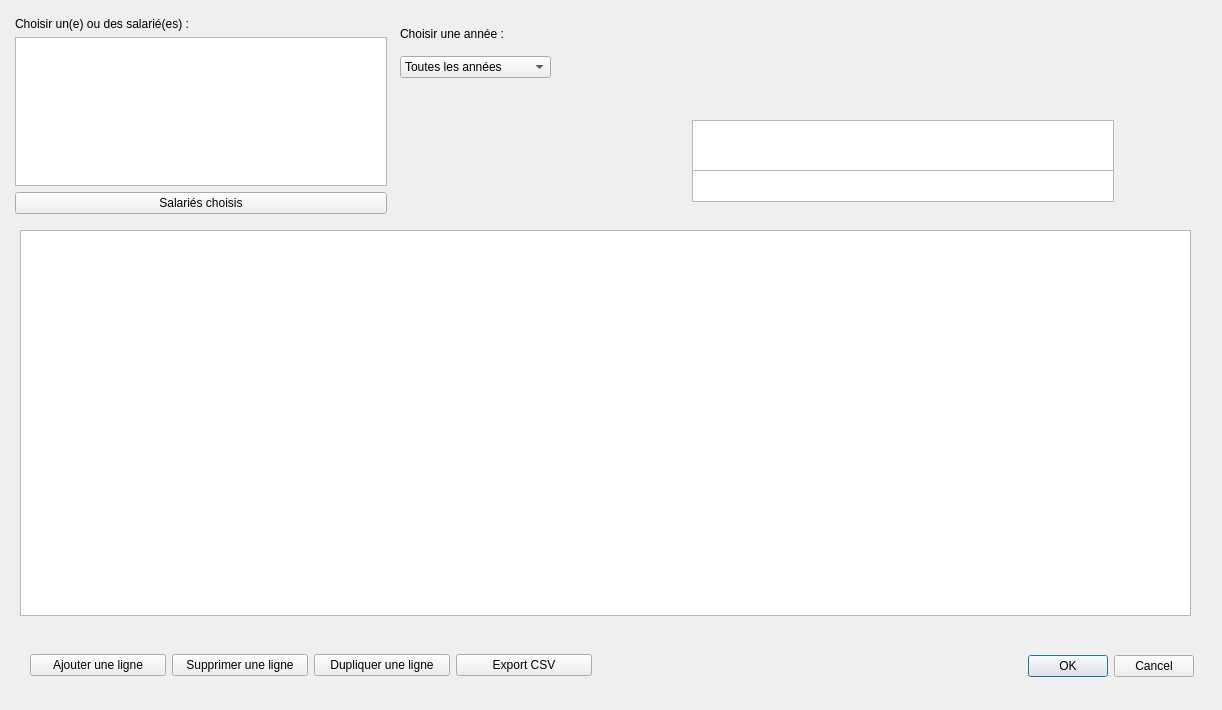
This is ui_bdsuivis_dialog.ui in VincentD/bdtravaux as Qt 5 draws it before an edit. The edited form follows.
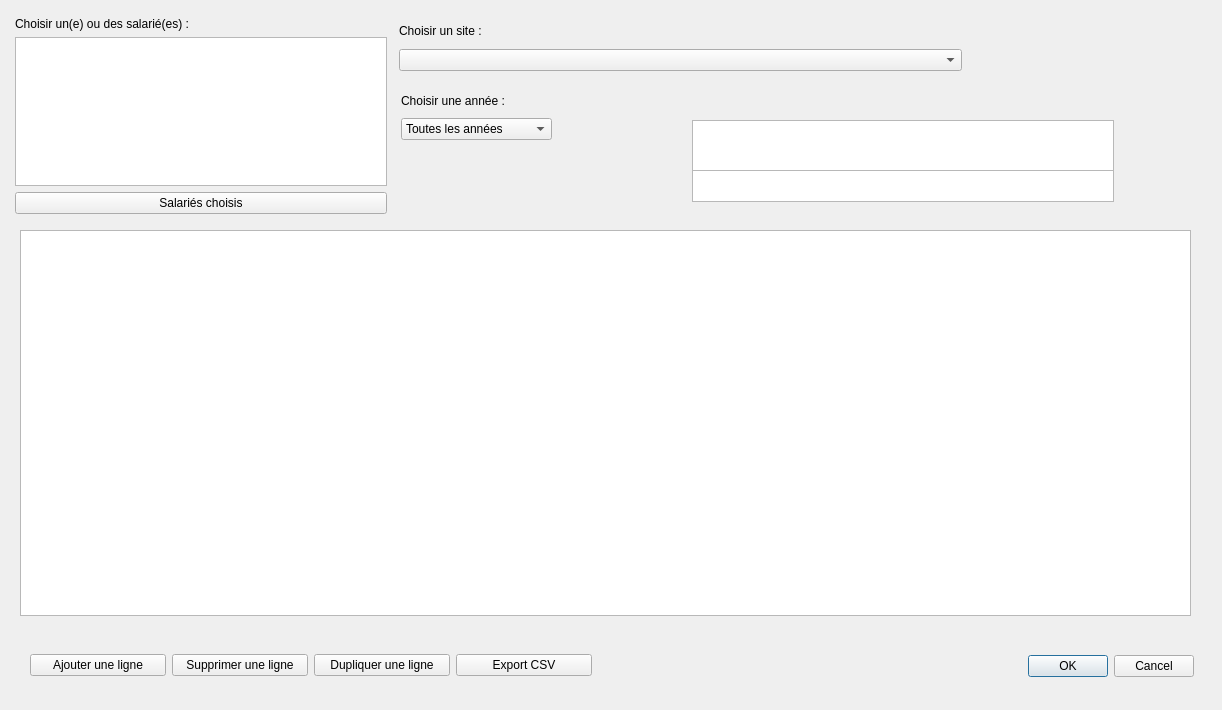
This is the edited form.

Commit message: BD Suivis : ajout et remplissage de cbx_chsite : combobox de choix d'un site Bug corrigé dans le test de longueur des textes saisis

Diff of the .ui file:
```diff
--- a/ui_bdsuivis_dialog.ui
+++ b/ui_bdsuivis_dialog.ui
@@ -145,10 +145,10 @@
   <widget class="QWidget" name="layoutWidget">
    <property name="geometry">
     <rect>
-     <x>400</x>
-     <y>17</y>
+     <x>401</x>
+     <y>90</y>
      <width>151</width>
-     <height>61</height>
+     <height>50</height>
     </rect>
    </property>
    <layout class="QVBoxLayout" name="verticalLayout_2">
@@ -286,6 +286,32 @@
     </item>
    </layout>
   </widget>
+  <widget class="QWidget" name="">
+   <property name="geometry">
+    <rect>
+     <x>399</x>
+     <y>19</y>
+     <width>563</width>
+     <height>52</height>
+    </rect>
+   </property>
+   <layout class="QVBoxLayout" name="verticalLayout_3">
+    <item>
+     <widget class="QLabel" name="lbl_choiSite">
+      <property name="text">
+       <string>Choisir un site :</string>
+      </property>
+     </widget>
+    </item>
+    <item>
+     <widget class="QComboBox" name="cbx_chsite">
+      <property name="currentIndex">
+       <number>-1</number>
+      </property>
+     </widget>
+    </item>
+   </layout>
+  </widget>
  </widget>
  <tabstops>
   <tabstop>lst_salaries</tabstop>
```
Left out of the diff: 2 changed lines with no effect on the pictures. The commit also changes 1 other file.
